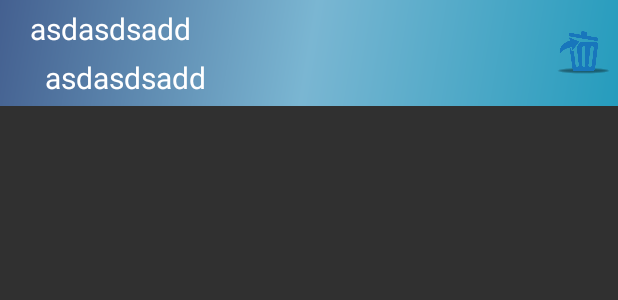
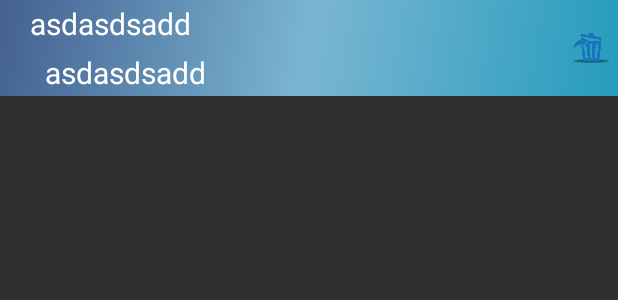
Before and after one commit to RobertTadevosyan/GameApplication, an Android app: the layout list_item.xml on its own in the app's theme, with its tools: preview values and no code run, on a phone screen of 412 x 824 dp. Shown: the top 300 px of the screen. Run offline under Robolectric (Android 15) with nearby library versions, the phone set to English and light mode, and no system bars.

Commit message:
dimensions changes

```diff
--- a/GameApp/app/src/main/java/game/gameapp/UIActivities/StartAcivity.java
+++ b/GameApp/app/src/main/java/game/gameapp/UIActivities/StartAcivity.java
@@ -40,7 +40,7 @@ public class StartAcivity extends AppCompatActivity {
 
     private void checkingUserName() {
         if (((String) PreferenceUtil.readPreference(this, CONSTATNTS.USER_NAME, "")).isEmpty() || ((String) PreferenceUtil.readPreference(this, CONSTATNTS.USER_NAME, "")).equals(CONSTATNTS.UNNAMED)) {
-            this.userNameEditText.setVisibility(View.GONE);
+            this.userNameEditText.setVisibility(View.VISIBLE);
             PreferenceUtil.saveInSharedPreference(this, CONSTATNTS.ID, Integer.valueOf(1));
             return;
         }
--- a/GameApp/app/src/main/res/layout/list_item.xml
+++ b/GameApp/app/src/main/res/layout/list_item.xml
@@ -16,7 +16,7 @@
         android:paddingBottom="5dp"
         android:paddingLeft="10dp"
         android:paddingRight="10dp"
-        android:paddingTop="5dp"
+        android:paddingTop="2dp"
         android:text="asdasdsadd"
         android:textColor="@android:color/white"
         android:textSize="@dimen/alert_text_size" />
@@ -28,7 +28,7 @@
         android:layout_below="@+id/userName"
         android:layout_toLeftOf="@+id/deleteItem"
         android:maxLines="1"
-        android:paddingBottom="5dp"
+        android:paddingBottom="2dp"
         android:paddingLeft="20dp"
         android:text="asdasdsadd"
         android:textColor="@android:color/white"
--- a/GameApp/app/src/main/res/values-xlarge-xhdpi/dimens.xml
+++ b/GameApp/app/src/main/res/values-xlarge-xhdpi/dimens.xml
@@ -5,7 +5,7 @@
     <dimen name="ball_size_on_splash_screen">500dp</dimen>
     <dimen name="borderLength">30dp</dimen>
     <dimen name="check">1dp</dimen>
-    <dimen name="delete_icon_size">70dp</dimen>
+    <dimen name="delete_icon_size">50dp</dimen>
     <dimen name="enemiesMargin">150dp</dimen>
     <dimen name="enemies_margin_fourth">150dp</dimen>
     <dimen name="enemies_margin_third">140dp</dimen>
--- a/GameApp/app/src/main/res/values/dimens.xml
+++ b/GameApp/app/src/main/res/values/dimens.xml
@@ -4,11 +4,11 @@
     <dimen name="ball_size_on_splash_screen">200dp</dimen>
     <dimen name="borderLength">15dp</dimen>
     <dimen name="check">1dp</dimen>
-    <dimen name="delete_icon_size">35dp</dimen>
+    <dimen name="delete_icon_size">25dp</dimen>
     <dimen name="enemiesMargin">75dp</dimen>
     <dimen name="enemies_margin_fourth">80dp</dimen>
     <dimen name="enemies_margin_third">90dp</dimen>
-    <dimen name="facebook_button_height">10dp</dimen>
+    <dimen name="facebook_button_height">30dp</dimen>
     <dimen name="facebook_icon_size">120dp</dimen>
     <dimen name="glyuk">10dp</dimen>
     <dimen name="left_and_rigth_border_width">600dp</dimen>
```
